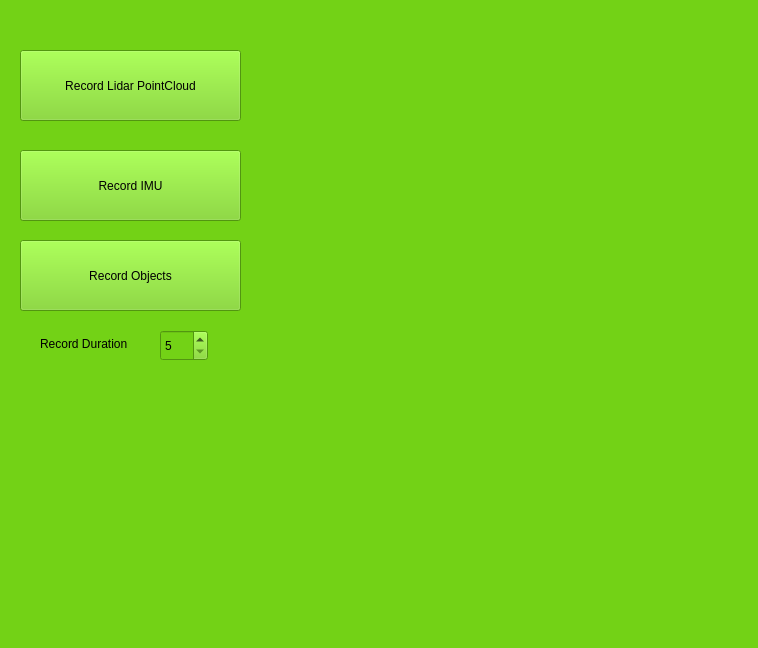
Above: UI/resource/recorder-window.ui from Concordia-Building-Inspection-Robot/wheeltec-building-inspection before the change. Below: the same form after it.
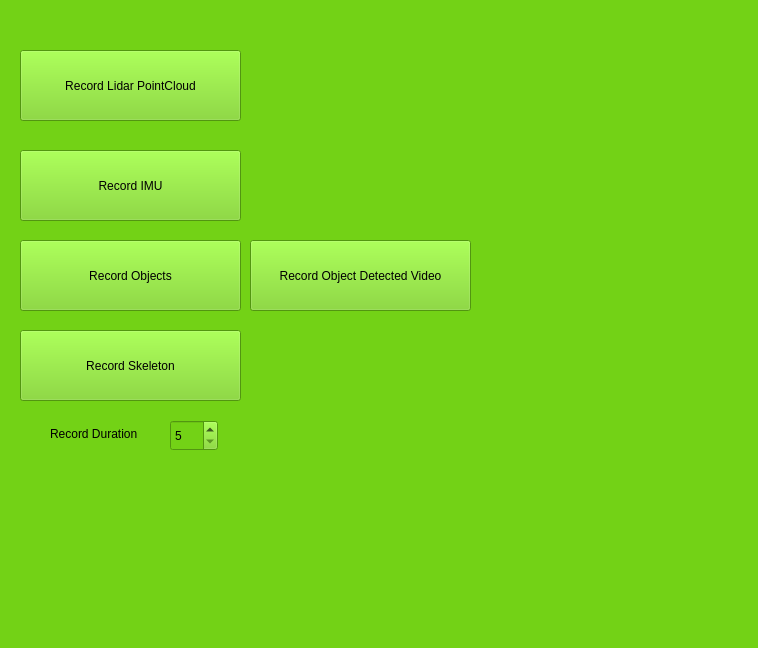
That is the form after the change.

```diff
--- a/UI/resource/recorder-window.ui
+++ b/UI/resource/recorder-window.ui
@@ -32,8 +32,8 @@
   <widget class="QLabel" name="label">
    <property name="geometry">
     <rect>
-     <x>40</x>
-     <y>335</y>
+     <x>50</x>
+     <y>425</y>
      <width>111</width>
      <height>17</height>
     </rect>
@@ -45,8 +45,8 @@
   <widget class="QSpinBox" name="record_duration">
    <property name="geometry">
     <rect>
-     <x>160</x>
-     <y>330</y>
+     <x>170</x>
+     <y>420</y>
      <width>48</width>
      <height>31</height>
     </rect>
@@ -81,6 +81,32 @@
     <string>Record Objects</string>
    </property>
   </widget>
+  <widget class="QPushButton" name="record_skeleton">
+   <property name="geometry">
+    <rect>
+     <x>20</x>
+     <y>330</y>
+     <width>221</width>
+     <height>71</height>
+    </rect>
+   </property>
+   <property name="text">
+    <string>Record Skeleton</string>
+   </property>
+  </widget>
+  <widget class="QPushButton" name="record_object_detected_video">
+   <property name="geometry">
+    <rect>
+     <x>250</x>
+     <y>240</y>
+     <width>221</width>
+     <height>71</height>
+    </rect>
+   </property>
+   <property name="text">
+    <string>Record Object Detected Video</string>
+   </property>
+  </widget>
  </widget>
  <resources/>
  <connections/>
```
